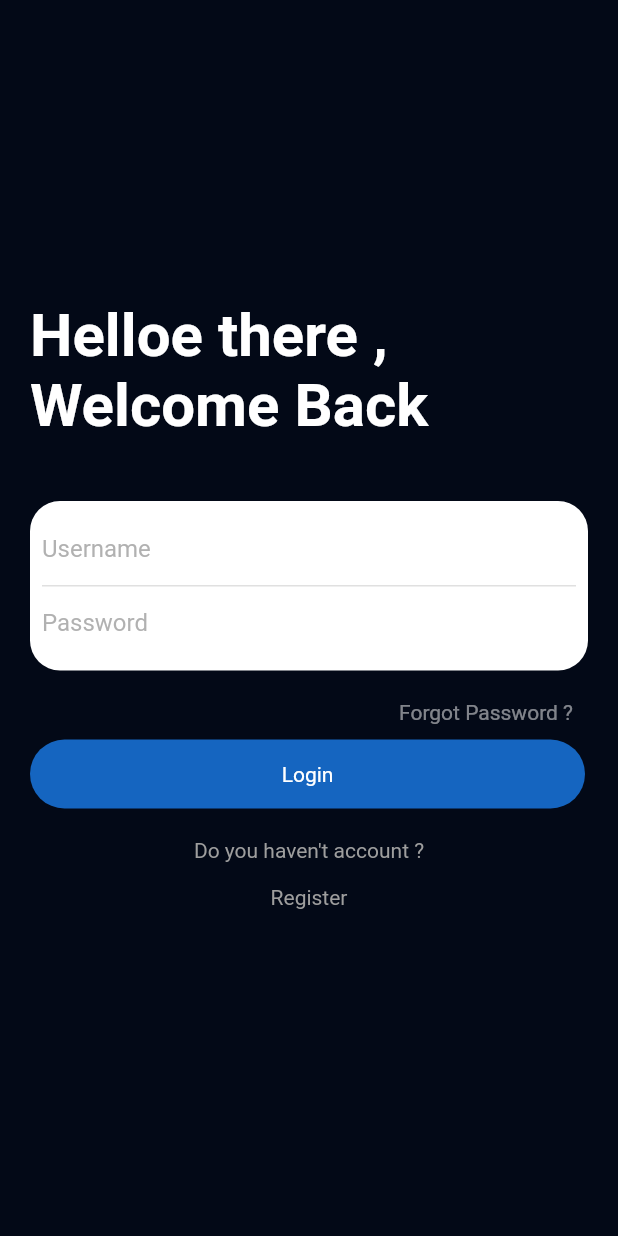
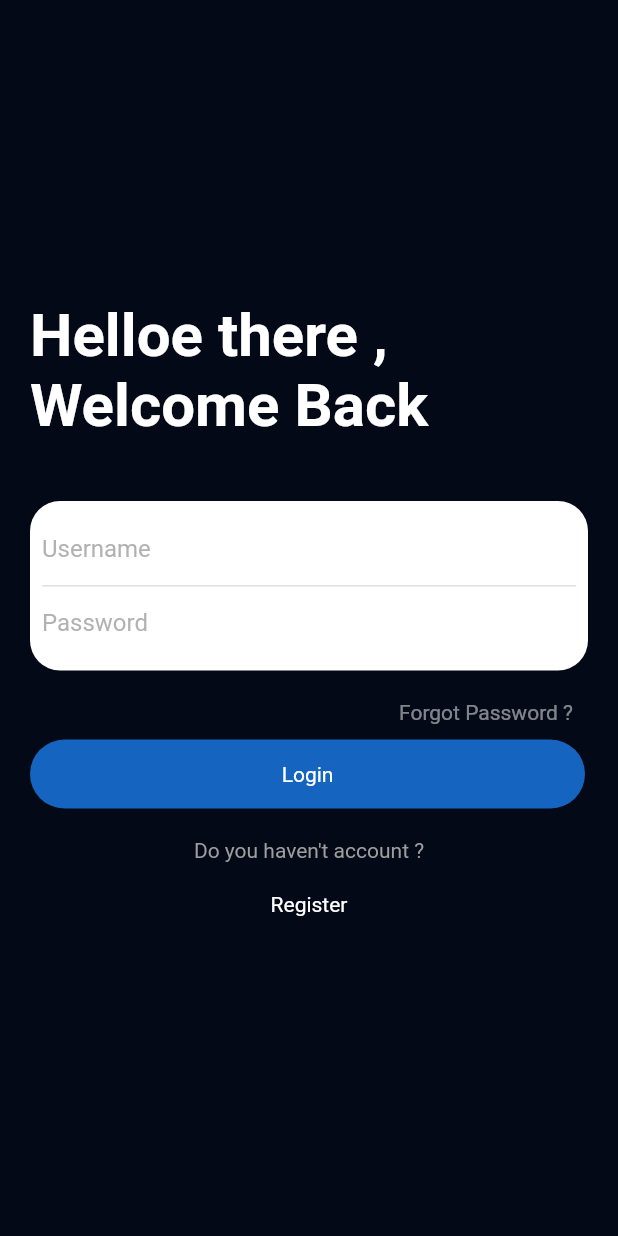
Before and after one commit to indogusmas/flutter_splash_screan_login, a Flutter app: the screen it shows after launch, after a tap on the "arrow forward" icon, on a phone screen of 412 x 824 dp. Run offline on Flutter 3.47's test engine with Material 2 defaults, Android fonts, the phone set to English and light mode, and no system bars; our stand-ins replace page_transition, simple_animations.

Commit message:
add register page

```diff
--- a/lib/LoginPage.dart
+++ b/lib/LoginPage.dart
@@ -1,6 +1,8 @@
 
 import 'package:flutter/material.dart';
 import 'package:flutter_splash_screan_login/Animations/FadeAnimation.dart';
+import 'package:flutter_splash_screan_login/Register.dart';
+import 'package:page_transition/page_transition.dart';
 
 
 
@@ -95,17 +97,17 @@ class LoginPage extends StatelessWidget {
                 style: TextStyle(
                   color: Colors.grey
                 ),
-              )
+              ),
             ),
-            SizedBox(height: 15),
-             Center(
-              child:Text(
-                "Register",
-                style: TextStyle(
-                  color: Colors.grey
-                ),
-              )
-            )
+            SizedBox(height: 20),
+            Center(
+              child: InkWell(
+                child: Text("Register", style: TextStyle(color: Colors.white),),
+                onTap: (){
+                   Navigator.push(context, PageTransition(type: PageTransitionType.fade,child: Register()));
+                },
+              ),
+            ),
           ],
         ),
       ),
```
Also changed, not shown: lib/Register.dart (added, +62 -0 lines).
